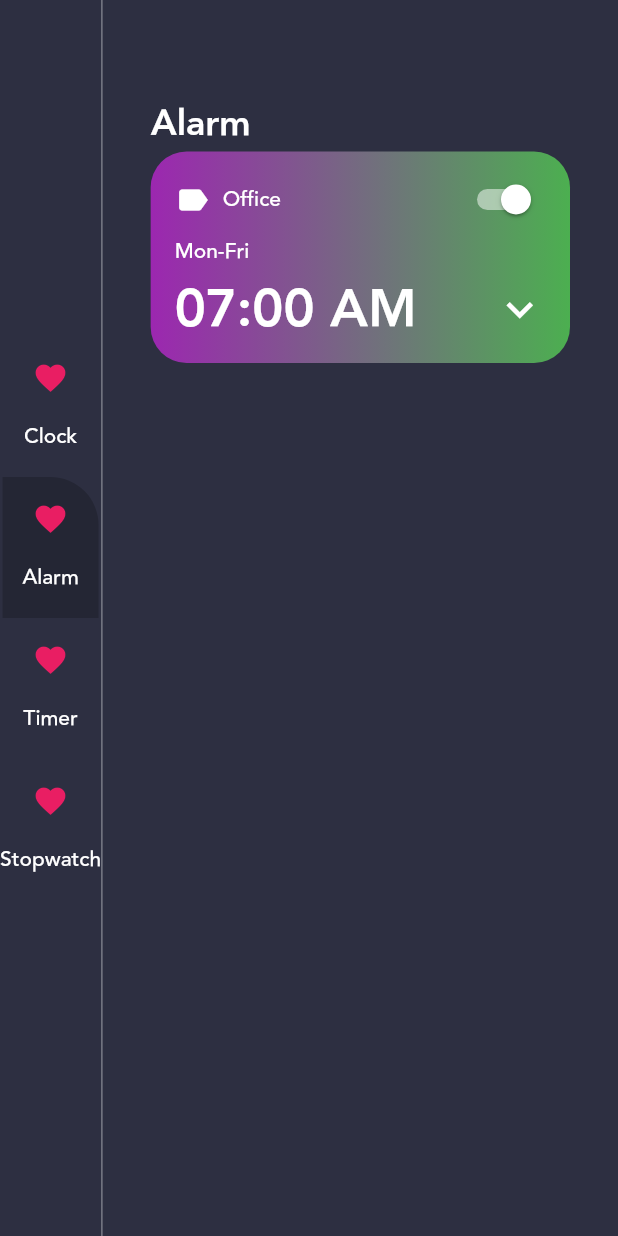
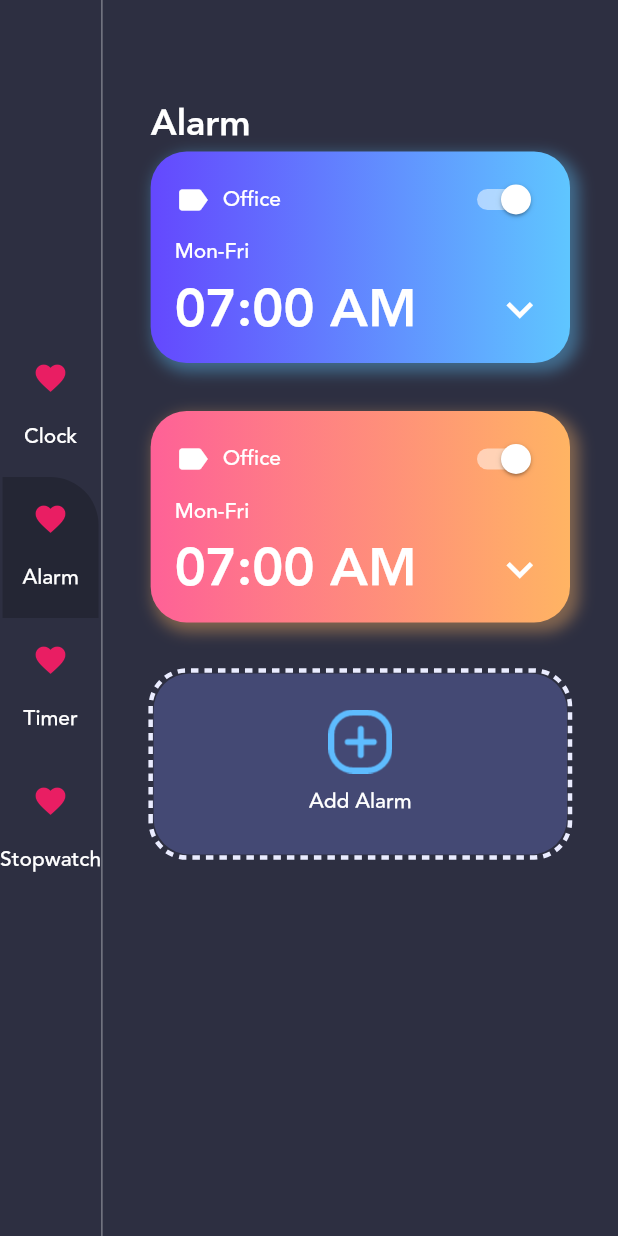
Before and after one commit to maerory/alarmy, a Flutter app: the screen it shows after launch, after a tap on "Alarm", on a phone screen of 412 x 824 dp. Run offline on Flutter 3.47's test engine with Material 2 defaults, Android fonts, the phone set to English and light mode, and no system bars; drawn by our look-alikes of dotted_border.

Commit message:
alarm enhanced

```diff
--- a/lib/data.dart
+++ b/lib/data.dart
@@ -1,6 +1,8 @@
+import 'package:alarmy/constants/theme_data.dart';
 import 'package:alarmy/models/menu_info.dart';
 import 'package:alarmy/models/alarm_info.dart';
 import 'package:alarmy/enums.dart';
+import 'package:flutter/material.dart';
 
 List<MenuInfo> menuItems = [
   MenuInfo(MenuType.clock, title: "Clock"),
@@ -10,8 +12,8 @@
 ];
 
 List<AlarmInfo> alarms = [
-  AlarmInfo(
-    DateTime.now().add(Duration(hours: 1)),
-    description: "Office",
-  ),
+  AlarmInfo(DateTime.now().add(Duration(hours: 1)),
+      description: "Office", gradientColors: GradientColors.sky),
+  AlarmInfo(DateTime.now().add(Duration(hours: 2)),
+      description: "Morning", gradientColors: GradientColors.sunset),
 ];
--- a/lib/models/alarm_info.dart
+++ b/lib/models/alarm_info.dart
@@ -1,8 +1,11 @@
+import 'package:flutter/material.dart';
+
 class AlarmInfo {
   DateTime alarmDateTime;
   String description;
   bool isActive;
+  List<Color> gradientColors;
 
   // The params in '{}' brackets are optional.
-  AlarmInfo(this.alarmDateTime, {this.description});
+  AlarmInfo(this.alarmDateTime, {this.description, this.gradientColors});
 }
--- a/lib/views/alarm_page.dart
+++ b/lib/views/alarm_page.dart
@@ -1,3 +1,4 @@
+import 'package:dotted_border/dotted_border.dart';
 import 'package:flutter/material.dart';
 import 'package:alarmy/constants/theme_data.dart';
 import 'package:alarmy/data.dart';
@@ -24,16 +25,23 @@
         ),
         Expanded(
             child: ListView(
-              children: alarms.map((alarm) {
+          children: alarms.map<Widget>((alarm) {
             return Container(
-                  padding:
-                      const EdgeInsets.symmetric(horizontal: 16, vertical: 8),
+              margin: const EdgeInsets.only(bottom: 32),
+              padding: const EdgeInsets.symmetric(horizontal: 16, vertical: 8),
               decoration: BoxDecoration(
                 gradient: LinearGradient(
-                      colors: [Colors.purple, Colors.green],
+                  colors: alarm.gradientColors,
                   begin: Alignment.centerLeft,
                   end: Alignment.centerRight,
                 ),
+                boxShadow: [
+                  BoxShadow(
+                      color: alarm.gradientColors.last.withOpacity(0.4),
+                      blurRadius: 8,
+                      spreadRadius: 2,
+                      offset: Offset(4, 4))
+                ],
                 borderRadius: BorderRadius.all(Radius.circular(24)),
               ),
               child: Column(
@@ -52,8 +60,7 @@
                             Text(
                               "Office",
                               style: TextStyle(
-                                      color: Colors.white,
-                                      fontFamily: 'avenir'),
+                                  color: Colors.white, fontFamily: 'avenir'),
                             ),
                           ]),
                           Switch(
@@ -64,8 +71,8 @@
                         ]),
                     Text(
                       "Mon-Fri",
-                          style: TextStyle(
-                              color: Colors.white, fontFamily: 'avenir'),
+                      style:
+                          TextStyle(color: Colors.white, fontFamily: 'avenir'),
                     ),
                     Row(
                         mainAxisAlignment: MainAxisAlignment.spaceBetween,
@@ -86,9 +93,39 @@
                         ])
                   ]),
             );
-              }).toList(),
+          }).followedBy([
+            DottedBorder(
+              strokeWidth: 3,
+              color: CustomColors.clockOutline,
+              borderType: BorderType.RRect,
+              radius: Radius.circular(24),
+              dashPattern: [5, 4],
+              child: Container(
+                  width: double.infinity,
+                  decoration: BoxDecoration(
+                    color: CustomColors.clockBG,
+                    borderRadius: BorderRadius.all(Radius.circular(24)),
                   ),
+                  padding:
+                      const EdgeInsets.symmetric(horizontal: 32, vertical: 16),
+                  child: TextButton(
+                      onPressed: () {},
+                      child: Column(children: <Widget>[
+                        Image.asset(
+                          'assets/add_alarm.png',
+                          scale: 1.5,
+                        ),
+                        SizedBox(height: 8),
+                        Text(
+                          'Add Alarm',
+                          style: TextStyle(
+                              color: Colors.white, fontFamily: 'avenir'),
                         )
-        ]));
+                      ]))),
+            )
+          ]).toList(),
+        ))
+      ]),
+    );
   }
 }
--- a/pubspec.yaml
+++ b/pubspec.yaml
@@ -21,6 +21,7 @@
   sdk: ">=2.7.0 <3.0.0"
 
 dependencies:
+  dotted_border: ^2.0.0
   provider: ^5.0.0
   intl: ^0.16.1
   flutter:
```
Also changed, not shown: assets/add_alarm.png (added), pubspec.lock. Lines whose indentation alone changed are shown as unchanged.
